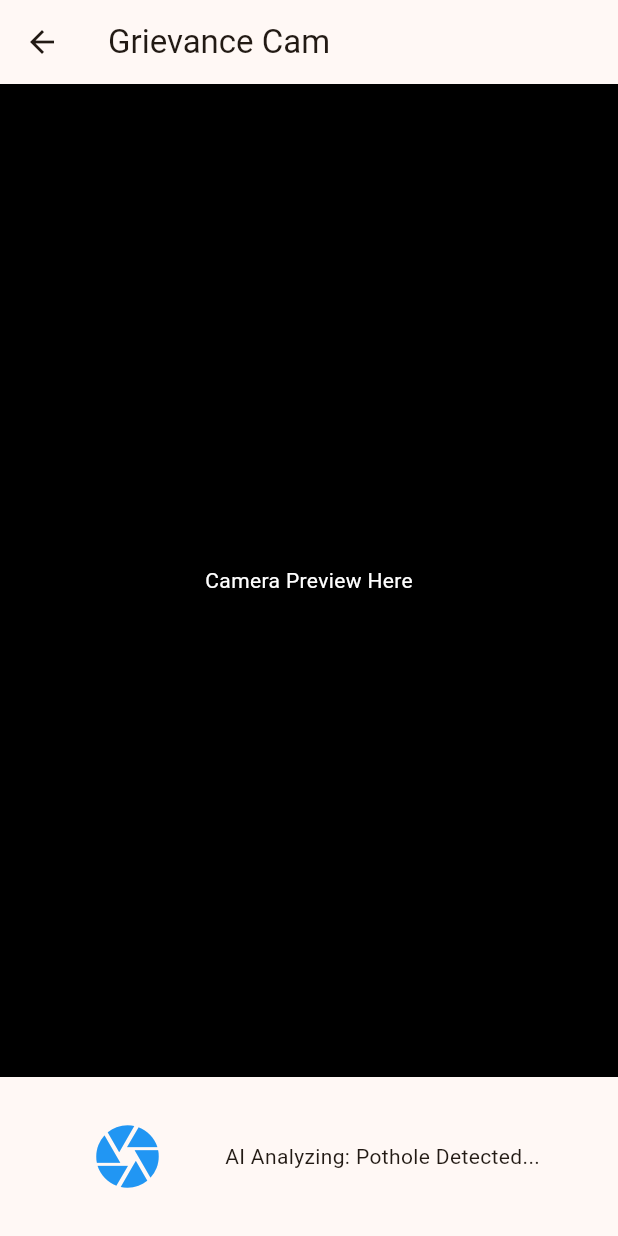
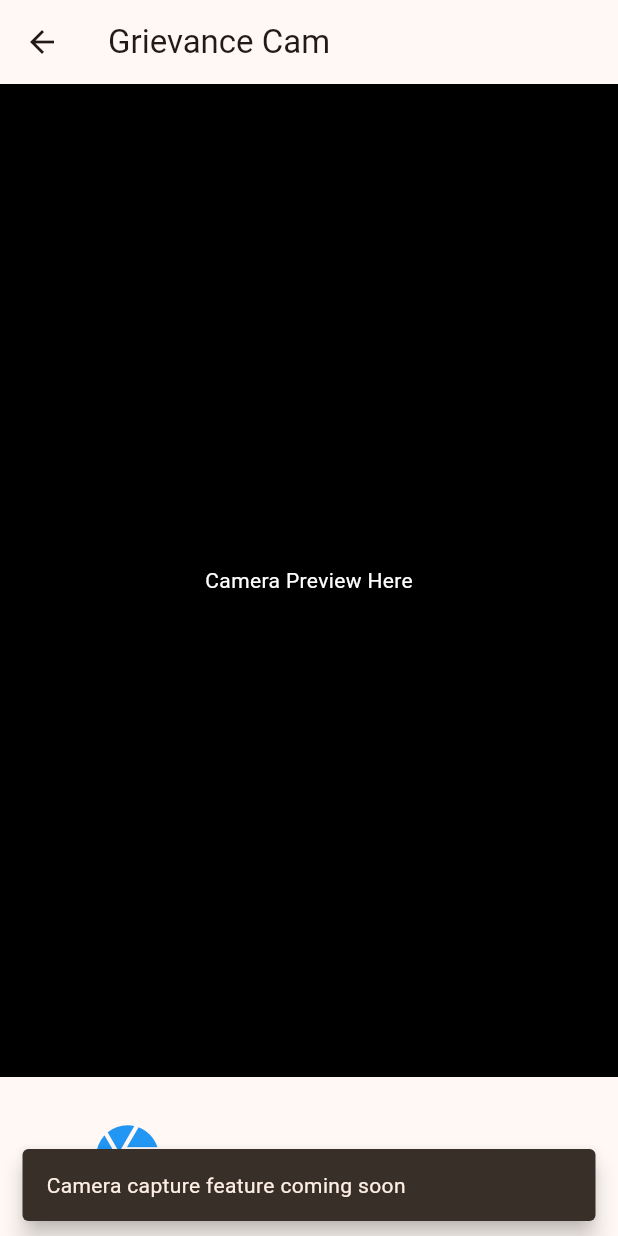
Before and after one commit to shadowcleets-new/CivicOS, a Flutter app: the GrievanceScreen screen opened directly, after a tap on the "camera" icon, on a phone screen of 412 x 824 dp. Run offline on Flutter 3.47's test engine with Material 3 defaults, Android fonts, the phone set to English and light mode, and no system bars.

Commit message:
🎨 Palette: Add explicit feedback for unimplemented camera capture

```diff
--- a/frontend/lib/screens/grievance_screen.dart
+++ b/frontend/lib/screens/grievance_screen.dart
@@ -24,7 +24,14 @@ class GrievanceScreen extends StatelessWidget {
               mainAxisAlignment: MainAxisAlignment.spaceEvenly,
               children: [
                 IconButton(
-                  onPressed: () {},
+                  onPressed: () {
+                    ScaffoldMessenger.of(context).showSnackBar(
+                      const SnackBar(
+                        content: Text('Camera capture feature coming soon'),
+                        behavior: SnackBarBehavior.floating,
+                      ),
+                    );
+                  },
                   tooltip: 'Capture grievance photo',
                   icon: const Icon(Icons.camera, size: 50, color: Colors.blue)
                 ),
```
Also changed, not shown: frontend/pubspec.lock (added), 2 other files.
